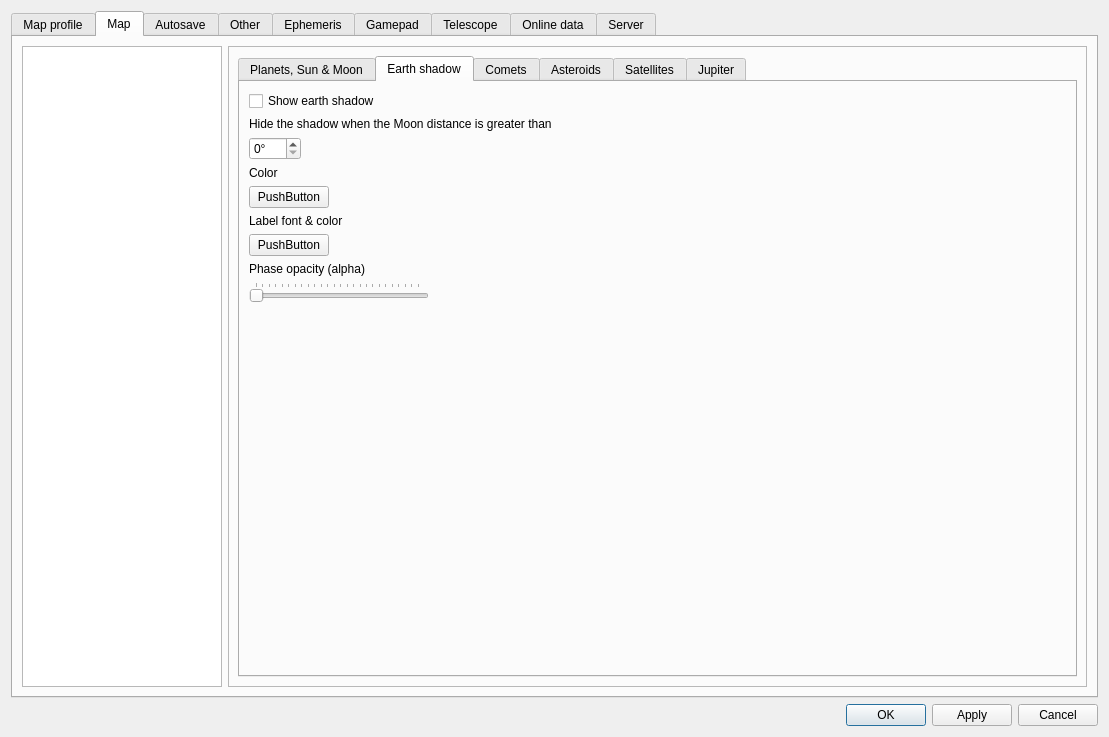
Qt form csetting.ui (PavelMr/skytechx) before a commit.
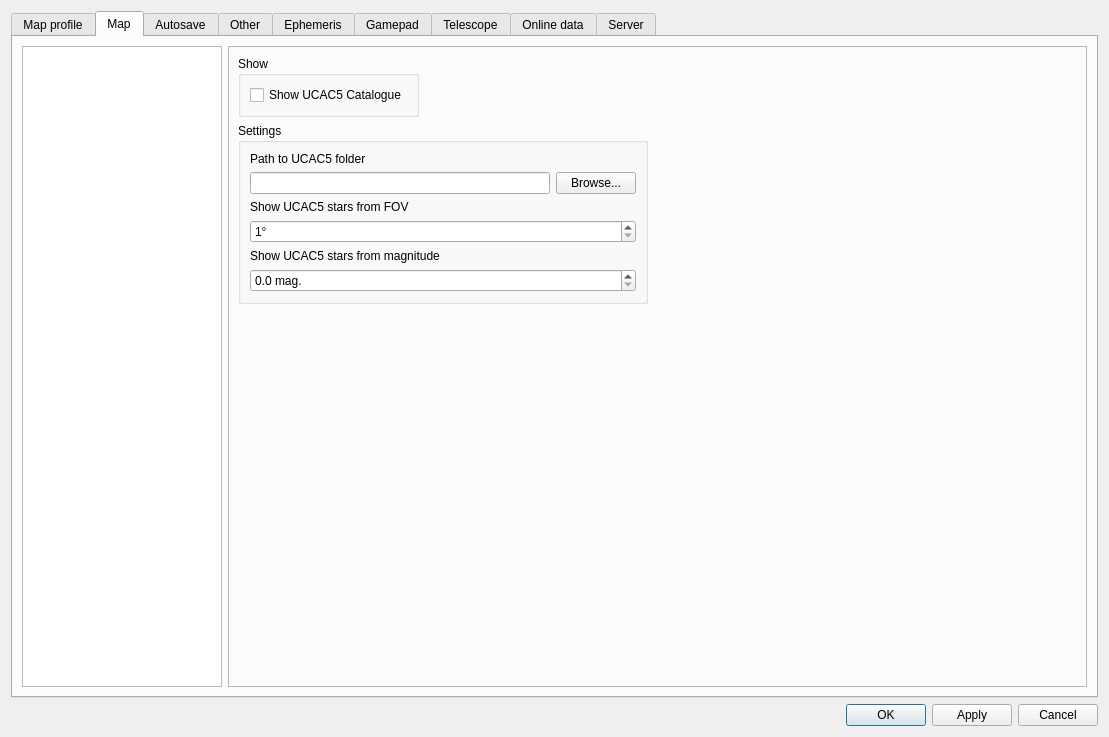
The same form after that commit. Icons and pictures are not drawn. Custom widgets are drawn as their Qt base class.

Patch:
```diff
--- a/csetting.ui
+++ b/csetting.ui
@@ -174,7 +174,7 @@
             <enum>QFrame::StyledPanel</enum>
            </property>
            <property name="currentIndex">
-            <number>10</number>
+            <number>19</number>
            </property>
            <widget class="QWidget" name="stackedWidget_2Page1">
             <layout class="QVBoxLayout" name="verticalLayout_18">
@@ -4218,6 +4218,124 @@
              </item>
             </layout>
            </widget>
+           <widget class="QWidget" name="page_13">
+            <layout class="QVBoxLayout" name="verticalLayout_123">
+             <item>
+              <layout class="QFormLayout" name="formLayout_24">
+               <property name="fieldGrowthPolicy">
+                <enum>QFormLayout::AllNonFixedFieldsGrow</enum>
+               </property>
+               <item row="0" column="0">
+                <widget class="QGroupBox" name="groupBox_41">
+                 <property name="title">
+                  <string>Show</string>
+                 </property>
+                 <layout class="QVBoxLayout" name="verticalLayout_119">
+                  <item>
+                   <layout class="QVBoxLayout" name="verticalLayout_120">
+                    <item>
+                     <widget class="QCheckBox" name="showUCAC5CheckBox">
+                      <property name="text">
+                       <string>Show UCAC5 Catalogue</string>
+                      </property>
+                     </widget>
+                    </item>
+                   </layout>
+                  </item>
+                 </layout>
+                </widget>
+               </item>
+               <item row="1" column="0">
+                <widget class="QGroupBox" name="groupBox_42">
+                 <property name="title">
+                  <string>Settings</string>
+                 </property>
+                 <layout class="QVBoxLayout" name="verticalLayout_121">
+                  <item>
+                   <layout class="QVBoxLayout" name="verticalLayout_122">
+                    <item>
+                     <widget class="QLabel" name="label_137">
+                      <property name="text">
+                       <string>Path to UCAC5 folder</string>
+                      </property>
+                     </widget>
+                    </item>
+                    <item>
+                     <layout class="QHBoxLayout" name="horizontalLayout_38">
+                      <item>
+                       <widget class="QLineEdit" name="lineEdit_9">
+                        <property name="minimumSize">
+                         <size>
+                          <width>300</width>
+                          <height>0</height>
+                         </size>
+                        </property>
+                       </widget>
+                      </item>
+                      <item>
+                       <widget class="QPushButton" name="pushButton_78">
+                        <property name="text">
+                         <string>Browse...</string>
+                        </property>
+                       </widget>
+                      </item>
+                     </layout>
+                    </item>
+                    <item>
+                     <widget class="QLabel" name="label_138">
+                      <property name="text">
+                       <string>Show UCAC5 stars from FOV</string>
+                      </property>
+                     </widget>
+                    </item>
+                    <item>
+                     <widget class="QDoubleSpinBox" name="doubleSpinBox_65">
+                      <property name="suffix">
+                       <string>°</string>
+                      </property>
+                      <property name="decimals">
+                       <number>0</number>
+                      </property>
+                      <property name="minimum">
+                       <double>1.000000000000000</double>
+                      </property>
+                      <property name="maximum">
+                       <double>45.000000000000000</double>
+                      </property>
+                     </widget>
+                    </item>
+                    <item>
+                     <widget class="QLabel" name="label_139">
+                      <property name="text">
+                       <string>Show UCAC5 stars from magnitude</string>
+                      </property>
+                     </widget>
+                    </item>
+                    <item>
+                     <widget class="QDoubleSpinBox" name="doubleSpinBox_66">
+                      <property name="suffix">
+                       <string> mag.</string>
+                      </property>
+                      <property name="decimals">
+                       <number>1</number>
+                      </property>
+                      <property name="minimum">
+                       <double>0.000000000000000</double>
+                      </property>
+                      <property name="maximum">
+                       <double>99.000000000000000</double>
+                      </property>
+                     </widget>
+                    </item>
+                   </layout>
+                  </item>
+                 </layout>
+                </widget>
+               </item>
+              </layout>
+             </item>
+            </layout>
+           </widget>
            <widget class="QWidget" name="page_9">
             <layout class="QVBoxLayout" name="verticalLayout_94">
              <item>
```
